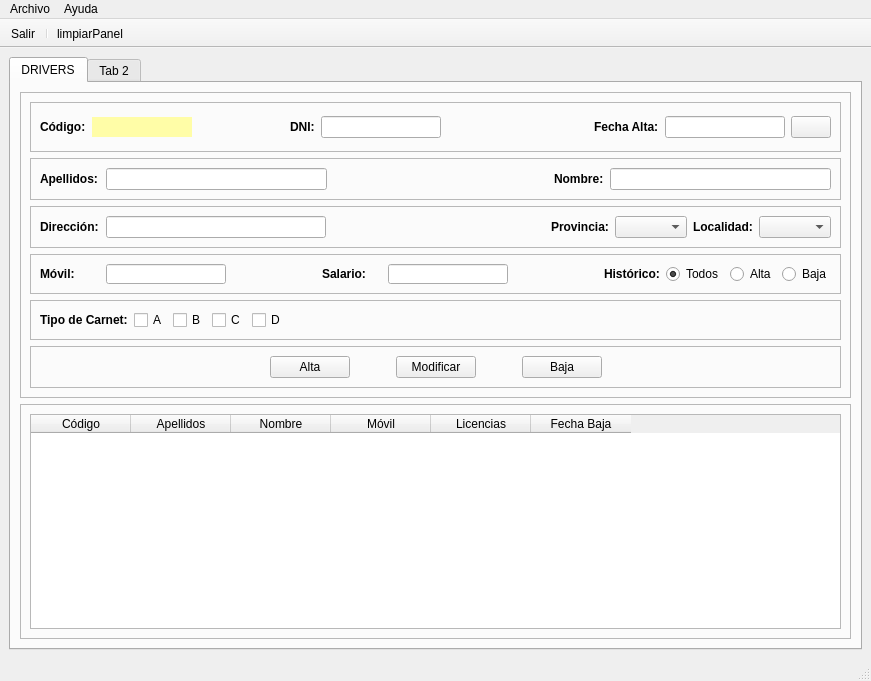
Qt form TEMA 1/templates/MainWindow.ui (braisdp6/2DAM_DI) before a commit.
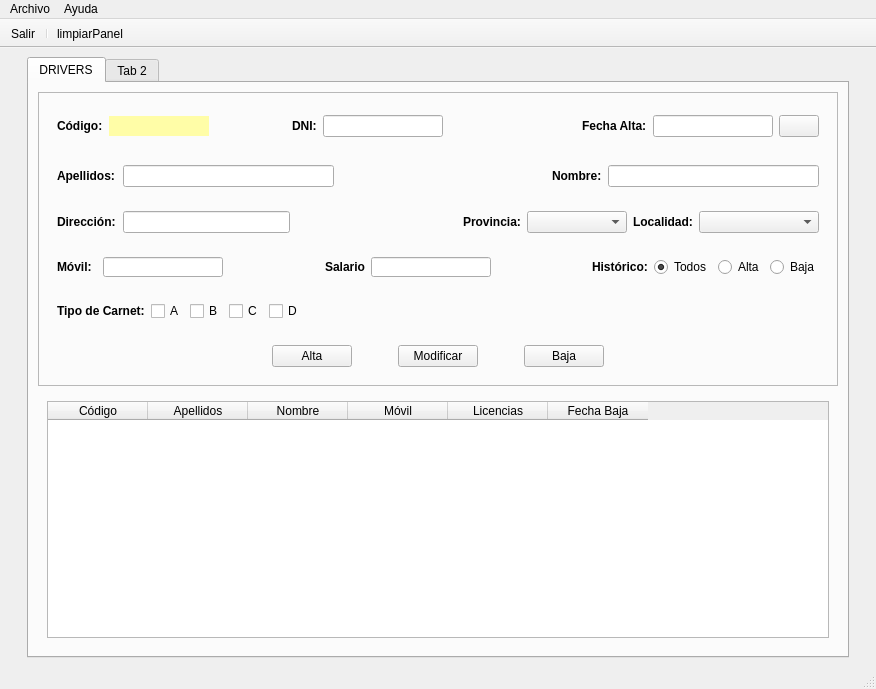
The same form after that commit. Icons and pictures are not drawn.

The edit to the form file:
```diff
--- a/TEMA 1/templates/MainWindow.ui
+++ b/TEMA 1/templates/MainWindow.ui
@@ -6,8 +6,8 @@
    <rect>
     <x>0</x>
     <y>0</y>
-    <width>871</width>
-    <height>681</height>
+    <width>876</width>
+    <height>689</height>
    </rect>
   </property>
   <property name="sizePolicy">
@@ -31,6 +31,12 @@
      <layout class="QHBoxLayout" name="horizontalLayout_7">
       <item>
        <widget class="QTabWidget" name="panelPrincipal">
+        <property name="maximumSize">
+         <size>
+          <width>822</width>
+          <height>16777215</height>
+         </size>
+        </property>
         <property name="currentIndex">
          <number>0</number>
         </property>
@@ -67,19 +73,13 @@
             </property>
             <layout class="QVBoxLayout" name="verticalLayout_2">
              <item>
-              <widget class="QFrame" name="frame">
+              <widget class="QWidget" name="widget" native="true">
                <property name="sizePolicy">
                 <sizepolicy hsizetype="Expanding" vsizetype="Expanding">
                  <horstretch>0</horstretch>
                  <verstretch>0</verstretch>
                 </sizepolicy>
                </property>
-               <property name="frameShape">
-                <enum>QFrame::StyledPanel</enum>
-               </property>
-               <property name="frameShadow">
-                <enum>QFrame::Raised</enum>
-               </property>
                <layout class="QHBoxLayout" name="horizontalLayout">
                 <item>
                  <widget class="QLabel" name="lblCod">
@@ -258,19 +258,13 @@
               </widget>
              </item>
              <item>
-              <widget class="QFrame" name="frame_2">
+              <widget class="QWidget" name="widget_2" native="true">
                <property name="sizePolicy">
                 <sizepolicy hsizetype="Expanding" vsizetype="Expanding">
                  <horstretch>0</horstretch>
                  <verstretch>0</verstretch>
                 </sizepolicy>
                </property>
-               <property name="frameShape">
-                <enum>QFrame::StyledPanel</enum>
-               </property>
-               <property name="frameShadow">
-                <enum>QFrame::Raised</enum>
-               </property>
                <layout class="QHBoxLayout" name="horizontalLayout_2">
                 <item>
                  <widget class="QLabel" name="lblApel">
@@ -346,19 +340,13 @@
               </widget>
              </item>
              <item>
-              <widget class="QFrame" name="frame_3">
+              <widget class="QWidget" name="widget_3" native="true">
                <property name="sizePolicy">
                 <sizepolicy hsizetype="Expanding" vsizetype="Expanding">
                  <horstretch>0</horstretch>
                  <verstretch>0</verstretch>
                 </sizepolicy>
                </property>
-               <property name="frameShape">
-                <enum>QFrame::StyledPanel</enum>
-               </property>
-               <property name="frameShadow">
-                <enum>QFrame::Raised</enum>
-               </property>
                <layout class="QHBoxLayout" name="horizontalLayout_3">
                 <item>
                  <widget class="QLabel" name="lblDireccion">
@@ -424,7 +412,20 @@
                  </widget>
                 </item>
                 <item>
-                 <widget class="QComboBox" name="cmbProvincia"/>
+                 <widget class="QComboBox" name="cmbProvincia">
+                  <property name="sizePolicy">
+                   <sizepolicy hsizetype="Preferred" vsizetype="Fixed">
+                    <horstretch>0</horstretch>
+                    <verstretch>0</verstretch>
+                   </sizepolicy>
+                  </property>
+                  <property name="minimumSize">
+                   <size>
+                    <width>100</width>
+                    <height>0</height>
+                   </size>
+                  </property>
+                 </widget>
                 </item>
                 <item>
                  <widget class="QLabel" name="lblLocalidad">
@@ -447,34 +448,41 @@
                  </widget>
                 </item>
                 <item>
-                 <widget class="QComboBox" name="cmbLocalidad"/>
+                 <widget class="QComboBox" name="cmbLocalidad">
+                  <property name="minimumSize">
+                   <size>
+                    <width>120</width>
+                    <height>0</height>
+                   </size>
+                  </property>
+                 </widget>
                 </item>
                </layout>
               </widget>
              </item>
              <item>
-              <widget class="QFrame" name="frame_4">
+              <widget class="QWidget" name="widget_4" native="true">
                <property name="sizePolicy">
                 <sizepolicy hsizetype="Expanding" vsizetype="Expanding">
                  <horstretch>0</horstretch>
                  <verstretch>0</verstretch>
                 </sizepolicy>
                </property>
-               <property name="frameShape">
-                <enum>QFrame::StyledPanel</enum>
-               </property>
-               <property name="frameShadow">
-                <enum>QFrame::Raised</enum>
-               </property>
                <layout class="QHBoxLayout" name="horizontalLayout_4">
                 <item>
                  <widget class="QLabel" name="lblMovil">
                   <property name="minimumSize">
                    <size>
-                    <width>60</width>
+                    <width>40</width>
                     <height>20</height>
                    </size>
                   </property>
+                  <property name="maximumSize">
+                   <size>
+                    <width>40</width>
+                    <height>16777215</height>
+                   </size>
+                  </property>
                   <property name="font">
                    <font>
                     <family>Segoe UI</family>
@@ -520,13 +528,13 @@
                  <widget class="QLabel" name="lblSalario">
                   <property name="minimumSize">
                    <size>
-                    <width>60</width>
+                    <width>40</width>
                     <height>20</height>
                    </size>
                   </property>
                   <property name="maximumSize">
                    <size>
-                    <width>16777215</width>
+                    <width>40</width>
                     <height>16777215</height>
                    </size>
                   </property>
@@ -640,19 +648,13 @@
               </widget>
              </item>
              <item>
-              <widget class="QFrame" name="frame_5">
+              <widget class="QWidget" name="widget_5" native="true">
                <property name="sizePolicy">
                 <sizepolicy hsizetype="Expanding" vsizetype="Expanding">
                  <horstretch>0</horstretch>
                  <verstretch>0</verstretch>
                 </sizepolicy>
                </property>
-               <property name="frameShape">
-                <enum>QFrame::StyledPanel</enum>
-               </property>
-               <property name="frameShadow">
-                <enum>QFrame::Raised</enum>
-               </property>
                <layout class="QHBoxLayout" name="horizontalLayout_5">
                 <item>
                  <widget class="QLabel" name="lblCarnet">
@@ -746,19 +748,13 @@
               </widget>
              </item>
              <item>
-              <widget class="QFrame" name="frame_6">
+              <widget class="QWidget" name="widget_6" native="true">
                <property name="sizePolicy">
                 <sizepolicy hsizetype="Expanding" vsizetype="Expanding">
                  <horstretch>0</horstretch>
                  <verstretch>0</verstretch>
                 </sizepolicy>
                </property>
-               <property name="frameShape">
-                <enum>QFrame::StyledPanel</enum>
-               </property>
-               <property name="frameShadow">
-                <enum>QFrame::Raised</enum>
-               </property>
                <layout class="QHBoxLayout" name="horizontalLayout_6">
                 <item>
                  <spacer name="horizontalSpacer">
@@ -846,19 +842,13 @@
            </widget>
           </item>
           <item>
-           <widget class="QFrame" name="frameMostrarDatos">
+           <widget class="QWidget" name="widgetMostrarDatos" native="true">
             <property name="sizePolicy">
              <sizepolicy hsizetype="Expanding" vsizetype="Expanding">
               <horstretch>0</horstretch>
               <verstretch>0</verstretch>
              </sizepolicy>
             </property>
-            <property name="frameShape">
-             <enum>QFrame::StyledPanel</enum>
-            </property>
-            <property name="frameShadow">
-             <enum>QFrame::Plain</enum>
-            </property>
             <layout class="QVBoxLayout" name="verticalLayout_3">
              <item>
               <widget class="QTableWidget" name="tabDrivers">
@@ -942,7 +932,7 @@
     <rect>
      <x>0</x>
      <y>0</y>
-     <width>871</width>
+     <width>876</width>
      <height>21</height>
     </rect>
    </property>
```
Left out of the diff: 24 changed lines with no effect on the pictures.
